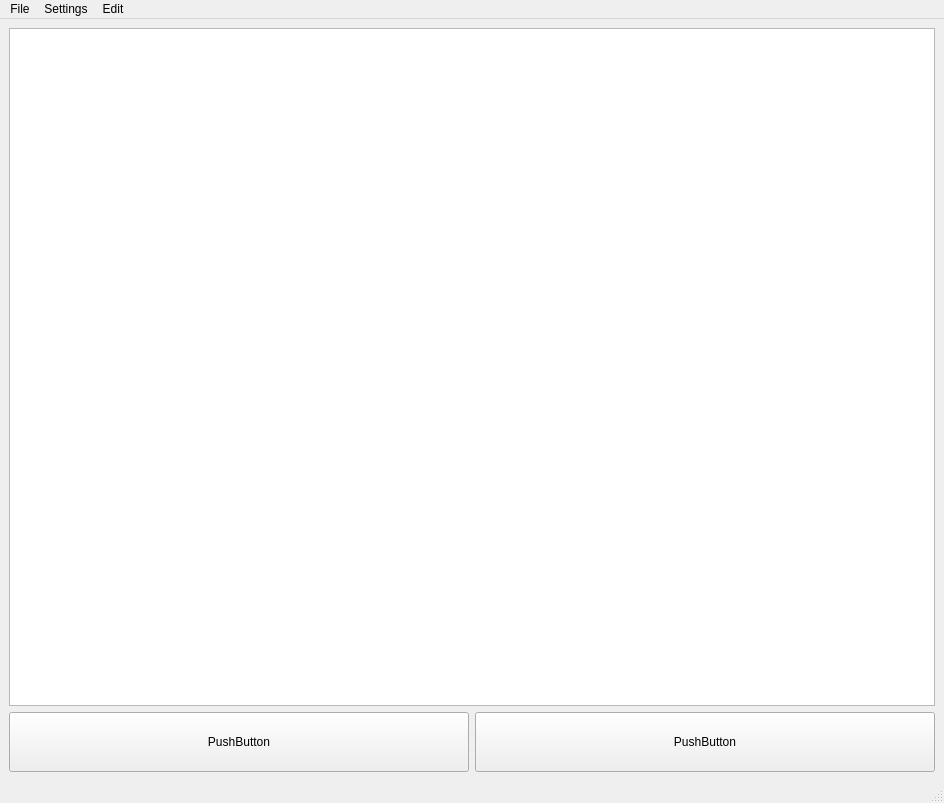
Davipcrs/2DSNotepad, file gui/ui/textEditor.ui: the form before one commit.
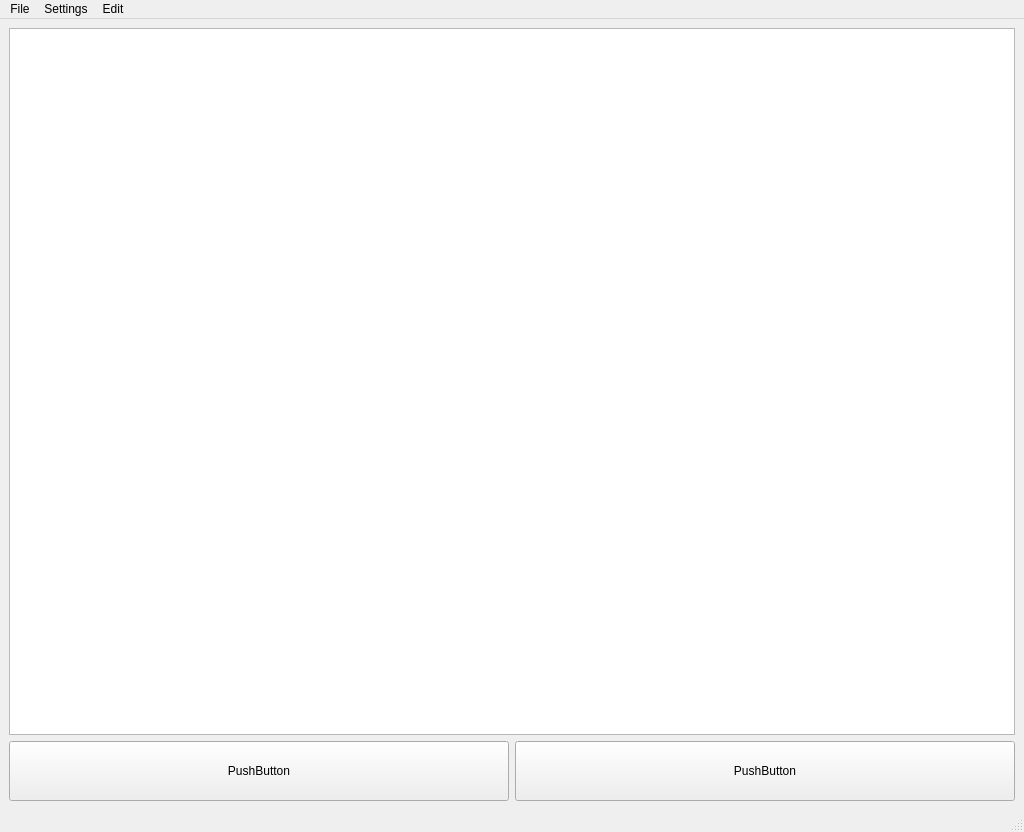
The form after the commit.

Commit message: criando nova tela de menu e conectando um botão para abrir o editor de texto

The edit to the form file:
```diff
--- a/gui/ui/textEditor.ui
+++ b/gui/ui/textEditor.ui
@@ -6,8 +6,8 @@
    <rect>
     <x>0</x>
     <y>0</y>
-    <width>944</width>
-    <height>803</height>
+    <width>1024</width>
+    <height>832</height>
    </rect>
   </property>
   <property name="windowTitle">
@@ -17,6 +17,9 @@
    <layout class="QVBoxLayout" name="verticalLayout_2">
     <item>
      <layout class="QVBoxLayout" name="verticalLayout">
+      <property name="spacing">
+       <number>6</number>
+      </property>
       <item>
        <widget class="QPlainTextEdit" name="plainTextEdit"/>
       </item>
@@ -71,7 +74,7 @@
     <rect>
      <x>0</x>
      <y>0</y>
-     <width>944</width>
+     <width>1024</width>
      <height>21</height>
     </rect>
    </property>
```
Left out of the diff: 36 changed lines with no effect on the pictures. The commit also changes 6 other files.
